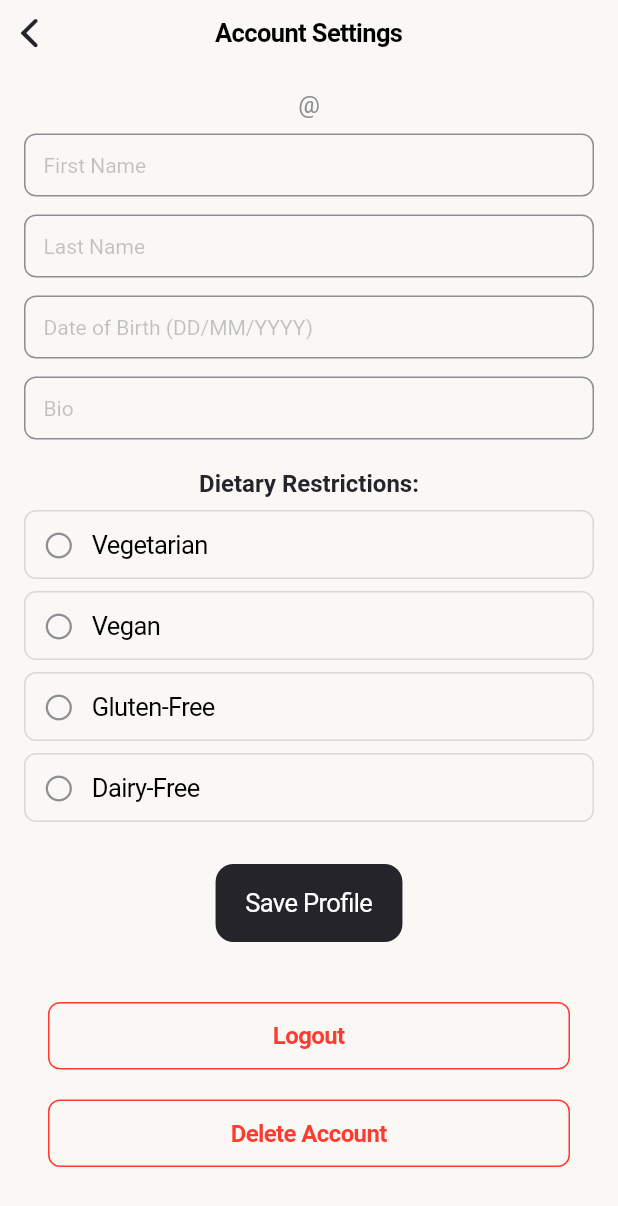
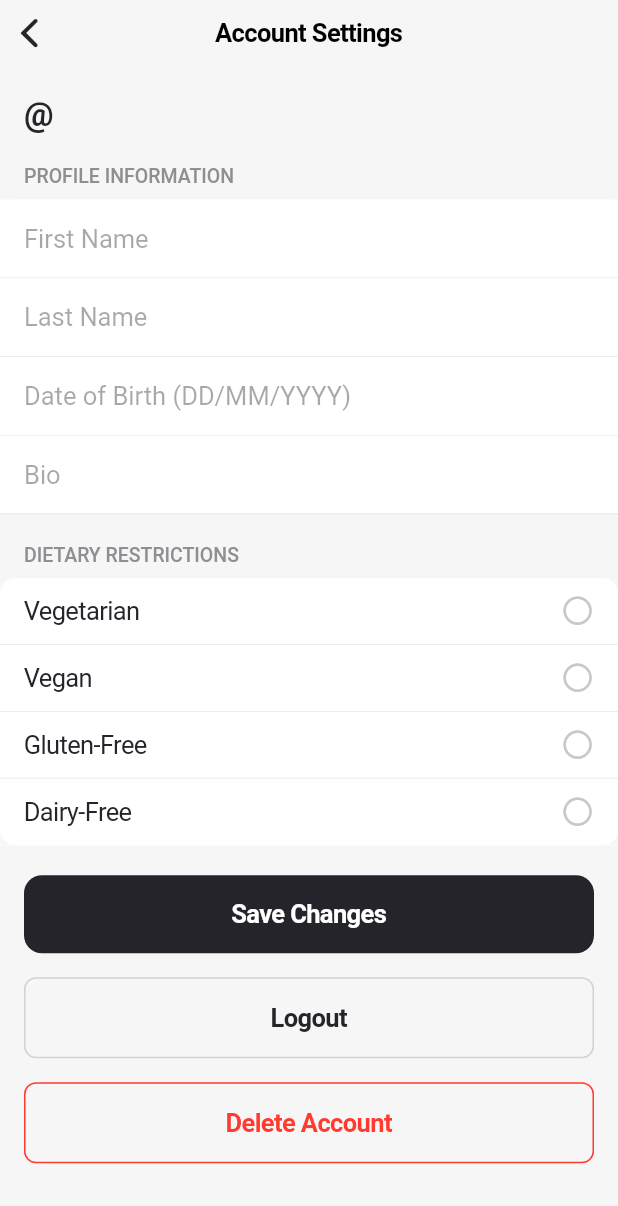
Before and after one commit to adamewp/brokebites, a Flutter app: the AccountSettingsPage screen opened by its route, on a phone screen of 412 x 824 dp. Shown: the top 1206 px of the screen. Run offline on Flutter 3.47's test engine with Material 3 defaults, Android fonts, the phone set to English and light mode, and no system bars; our stand-ins replace cached_network_image, cloud_firestore, firebase_analytics, firebase_auth, firebase_core, firebase_messaging and 6 more; accounts and stored records are empty; network calls fail; statements that could not run were skipped.

```diff
--- a/lib/main.dart
+++ b/lib/main.dart
@@ -18,8 +18,8 @@ import 'package:fluttertest/pages/otherProfile_page.dart';
 import 'package:fluttertest/pages/inspectPost_page.dart';
 import 'package:fluttertest/pages/followers_list.dart';
 import 'package:fluttertest/pages/following_list.dart';
-import 'services/messaging_service.dart';
 import 'package:firebase_analytics/firebase_analytics.dart';
+import 'package:fluttertest/pages/welcome_page.dart';
 
 // Create a global analytics instance
 final FirebaseAnalytics analytics = FirebaseAnalytics.instance;
@@ -29,9 +29,6 @@ void main() async {
   await Firebase.initializeApp(
     options: DefaultFirebaseOptions.currentPlatform,
   );
-
-  // Initialize messaging service
-  await MessagingService.initialize();
 
   // Enable analytics collection
   await analytics.setAnalyticsCollectionEnabled(true);
@@ -129,6 +126,7 @@ class MyApp extends StatelessWidget {
             isCurrentUser: args['isCurrentUser'],
           );
         },
+        '/welcome': (context) => const WelcomePage(),
       },
     );
   }
--- a/lib/pages/accountSettings_page.dart
+++ b/lib/pages/accountSettings_page.dart
@@ -34,6 +34,7 @@ class _AccountSettingsPageState extends State<AccountSettingsPage> {
   final TextEditingController _deleteConfirmController =
       TextEditingController();
   final TextEditingController _passwordController = TextEditingController();
+  bool _isLoading = false;
 
   @override
   void dispose() {
@@ -109,10 +110,11 @@ class _AccountSettingsPageState extends State<AccountSettingsPage> {
       return;
     }
 
+    setState(() => _isLoading = true);
+
     try {
       String userId = _auth.currentUser!.uid;
 
-      // Create a list of selected dietary restrictions
       List<String> selectedDietaryRestrictions = [];
       for (int i = 0; i < _selectedRestrictions.length; i++) {
         if (_selectedRestrictions[i]) {
@@ -142,8 +144,8 @@ class _AccountSettingsPageState extends State<AccountSettingsPage> {
             actions: [
               CupertinoDialogAction(
                 onPressed: () {
-                  Navigator.of(context).pop(); // Close dialog
-                  Navigator.pop(context, true); // Return to previous screen
+                  Navigator.of(context).pop();
+                  Navigator.pop(context, true);
                 },
                 child: const Text('OK'),
               ),
@@ -153,6 +155,8 @@ class _AccountSettingsPageState extends State<AccountSettingsPage> {
       );
     } catch (e) {
       _showErrorDialog('Error saving profile: $e');
+    } finally {
+      setState(() => _isLoading = false);
     }
   }
 
@@ -227,7 +231,6 @@ class _AccountSettingsPageState extends State<AccountSettingsPage> {
                 }
 
                 try {
-                  // Re-authenticate user
                   final user = _auth.currentUser!;
                   final email = user.email!;
                   final credential = EmailAuthProvider.credential(
@@ -236,24 +239,20 @@ class _AccountSettingsPageState extends State<AccountSettingsPage> {
                   );
                   await user.reauthenticateWithCredential(credential);
 
-                  // Delete user data from Firestore
                   await FirebaseFirestore.instance
                       .collection('users')
                       .doc(user.uid)
                       .delete();
 
-                  // Delete user account
                   await user.delete();
 
-                  // Clear controllers
                   _deleteConfirmController.clear();
                   _passwordController.clear();
 
-                  // Navigate to startup screen
                   Navigator.of(context)
                       .pushNamedAndRemoveUntil('/startup', (route) => false);
                 } catch (e) {
-                  Navigator.of(context).pop(); // Close the dialog
+                  Navigator.of(context).pop();
                   _showErrorDialog('Error deleting account: ${e.toString()}');
                 }
               },
@@ -266,83 +265,133 @@ class _AccountSettingsPageState extends State<AccountSettingsPage> {
     );
   }
 
+  Widget _buildTextField({
+    required TextEditingController controller,
+    required String placeholder,
+    bool isLastField = false,
+    bool obscureText = false,
+  }) {
+    return Container(
+      decoration: BoxDecoration(
+        color: CupertinoColors.white,
+        border: Border(
+          bottom: BorderSide(
+            color: CupertinoColors.systemGrey5,
+            width: isLastField ? 0 : 0.5,
+          ),
+        ),
+      ),
+      child: CupertinoTextField.borderless(
+        controller: controller,
+        placeholder: placeholder,
+        padding: const EdgeInsets.all(16),
+        obscureText: obscureText,
+        style: const TextStyle(
+          color: Color(0xFF25242A),
+          fontSize: 17,
+        ),
+        placeholderStyle: TextStyle(
+          color: const Color(0xFF25242A).withOpacity(0.4),
+          fontSize: 17,
+        ),
+      ),
+    );
+  }
+
+  Widget _buildSection(
+      {required String title, required List<Widget> children}) {
+    return Column(
+      crossAxisAlignment: CrossAxisAlignment.start,
+      children: [
+        Padding(
+          padding: const EdgeInsets.only(left: 16, bottom: 8),
+          child: Text(
+            title,
+            style: const TextStyle(
+              color: CupertinoColors.systemGrey,
+              fontSize: 13,
+              fontWeight: FontWeight.w500,
+            ),
+          ),
+        ),
+        Container(
+          decoration: BoxDecoration(
+            color: CupertinoColors.white,
+            borderRadius: BorderRadius.circular(10),
+          ),
+          child: Column(
+            children: children,
+          ),
+        ),
+        const SizedBox(height: 20),
+      ],
+    );
+  }
+
   @override
   Widget build(BuildContext context) {
     return CupertinoPageScaffold(
-      backgroundColor: const Color(0xFFFAF8F5),
+      backgroundColor: const Color(0xFFF6F6F6),
       navigationBar: const CupertinoNavigationBar(
         middle: Text('Account Settings'),
-        backgroundColor: Color(0xFFFAF8F5),
+        backgroundColor: CupertinoColors.white,
+        border: null,
       ),
       child: SafeArea(
         child: SingleChildScrollView(
-          padding: const EdgeInsets.all(16.0),
+          child: Padding(
+            padding: const EdgeInsets.symmetric(vertical: 20),
             child: Column(
+              crossAxisAlignment: CrossAxisAlignment.start,
               children: [
-              Text(
+                Padding(
+                  padding: const EdgeInsets.symmetric(horizontal: 16),
+                  child: Text(
                     '@$_username',
                     style: const TextStyle(
-                  fontSize: 16,
-                  color: CupertinoColors.systemGrey,
-                ),
-              ),
-              const SizedBox(height: 10),
-              CupertinoTextField(
-                controller: _firstNameController,
-                placeholder: 'First Name',
-                padding: const EdgeInsets.all(12),
-                decoration: BoxDecoration(
-                  border: Border.all(color: CupertinoColors.systemGrey),
-                  borderRadius: BorderRadius.circular(8),
-                ),
-              ),
-              const SizedBox(height: 12),
-              CupertinoTextField(
-                controller: _lastNameController,
-                placeholder: 'Last Name',
-                padding: const EdgeInsets.all(12),
-                decoration: BoxDecoration(
-                  border: Border.all(color: CupertinoColors.systemGrey),
-                  borderRadius: BorderRadius.circular(8),
-                ),
-              ),
-              const SizedBox(height: 12),
-              CupertinoTextField(
-                controller: _dobController,
-                placeholder: 'Date of Birth (DD/MM/YYYY)',
-                padding: const EdgeInsets.all(12),
-                decoration: BoxDecoration(
-                  border: Border.all(color: CupertinoColors.systemGrey),
-                  borderRadius: BorderRadius.circular(8),
-                ),
-              ),
-              const SizedBox(height: 12),
-              CupertinoTextField(
-                controller: _bioController,
-                placeholder: 'Bio',
-                padding: const EdgeInsets.all(12),
-                decoration: BoxDecoration(
-                  border: Border.all(color: CupertinoColors.systemGrey),
-                  borderRadius: BorderRadius.circular(8),
-                ),
-              ),
-              const SizedBox(height: 20),
-              const Text(
-                'Dietary Restrictions:',
-                style: TextStyle(
-                  fontSize: 16,
+                      fontSize: 22,
                       fontWeight: FontWeight.bold,
                       color: Color(0xFF25242A),
                     ),
                   ),
-              const SizedBox(height: 8),
-              ...List.generate(_dietaryRestrictions.length, (index) {
+                ),
+                const SizedBox(height: 20),
+                _buildSection(
+                  title: 'PROFILE INFORMATION',
+                  children: [
+                    _buildTextField(
+                      controller: _firstNameController,
+                      placeholder: 'First Name',
+                    ),
+                    _buildTextField(
+                      controller: _lastNameController,
+                      placeholder: 'Last Name',
+                    ),
+                    _buildTextField(
+                      controller: _dobController,
+                      placeholder: 'Date of Birth (DD/MM/YYYY)',
+                    ),
+                    _buildTextField(
+                      controller: _bioController,
+                      placeholder: 'Bio',
+                      isLastField: true,
+                    ),
+                  ],
+                ),
+                _buildSection(
+                  title: 'DIETARY RESTRICTIONS',
+                  children: List.generate(_dietaryRestrictions.length, (index) {
+                    bool isLast = index == _dietaryRestrictions.length - 1;
                     return Container(
-                  margin: const EdgeInsets.only(bottom: 8),
                       decoration: BoxDecoration(
-                    border: Border.all(
-                        color: CupertinoColors.systemGrey.withOpacity(0.3)),
-                    borderRadius: BorderRadius.circular(8),
+                        border: Border(
+                          bottom: BorderSide(
+                            color: isLast
+                                ? CupertinoColors.white
+                                : CupertinoColors.systemGrey5,
+                            width: 0.5,
+                          ),
+                        ),
                       ),
                       child: CupertinoButton(
                         padding: EdgeInsets.zero,
@@ -352,68 +401,94 @@ class _AccountSettingsPageState extends State<AccountSettingsPage> {
                                 !_selectedRestrictions[index];
                           });
                         },
+                        child: Padding(
+                          padding: const EdgeInsets.symmetric(
+                              horizontal: 16, vertical: 8),
                           child: Row(
+                            mainAxisAlignment: MainAxisAlignment.spaceBetween,
                             children: [
-                        const SizedBox(width: 12),
+                              Text(
+                                _dietaryRestrictions[index],
+                                style: const TextStyle(
+                                  color: Color(0xFF25242A),
+                                  fontSize: 17,
+                                ),
+                              ),
                               Icon(
                                 _selectedRestrictions[index]
                                     ? CupertinoIcons.checkmark_circle_fill
                                     : CupertinoIcons.circle,
                                 color: _selectedRestrictions[index]
-                              ? CupertinoColors.activeBlue
-                              : CupertinoColors.systemGrey,
-                        ),
-                        const SizedBox(width: 12),
-                        Text(
-                          _dietaryRestrictions[index],
-                          style: TextStyle(
-                            color: _selectedRestrictions[index]
-                                ? CupertinoColors.activeBlue
-                                : CupertinoColors.black,
-                          ),
+                                    ? const Color(0xFF25242A)
+                                    : CupertinoColors.systemGrey3,
+                                size: 22,
                               ),
                             ],
                           ),
                         ),
+                      ),
                     );
                   }),
-              const SizedBox(height: 20),
-              CupertinoButton.filled(
-                onPressed: _saveUserProfile,
-                child: const Text('Save Profile'),
                 ),
-              const SizedBox(height: 40),
+                Padding(
+                  padding: const EdgeInsets.symmetric(horizontal: 16),
+                  child: Column(
+                    children: [
+                      SizedBox(
+                        width: double.infinity,
+                        child: CupertinoButton.filled(
+                          padding: const EdgeInsets.symmetric(vertical: 16),
+                          onPressed: _isLoading ? null : _saveUserProfile,
+                          child: _isLoading
+                              ? const CupertinoActivityIndicator(
+                                  color: CupertinoColors.white)
+                              : const Text(
+                                  'Save Changes',
+                                  style: TextStyle(
+                                    fontSize: 17,
+                                    fontWeight: FontWeight.w600,
+                                  ),
+                                ),
+                        ),
+                      ),
+                      const SizedBox(height: 16),
                       CupertinoButton(
-                padding: const EdgeInsets.symmetric(horizontal: 16.0),
+                        padding: EdgeInsets.zero,
                         onPressed: _handleLogout,
                         child: Container(
                           width: double.infinity,
-                  padding: const EdgeInsets.symmetric(vertical: 12.0),
+                          padding: const EdgeInsets.symmetric(vertical: 16),
                           decoration: BoxDecoration(
-                    border: Border.all(color: CupertinoColors.destructiveRed),
+                            border: Border.all(
+                              color: CupertinoColors.systemGrey4,
+                              width: 1,
+                            ),
                             borderRadius: BorderRadius.circular(8),
                           ),
                           child: const Center(
                             child: Text(
                               'Logout',
                               style: TextStyle(
-                        color: CupertinoColors.destructiveRed,
-                        fontSize: 16,
+                                color: Color(0xFF25242A),
+                                fontSize: 17,
                                 fontWeight: FontWeight.w600,
                               ),
                             ),
                           ),
                         ),
                       ),
-              const SizedBox(height: 20),
+                      const SizedBox(height: 16),
                       CupertinoButton(
-                padding: const EdgeInsets.symmetric(horizontal: 16.0),
+                        padding: EdgeInsets.zero,
                         onPressed: _handleDeleteAccount,
                         child: Container(
                           width: double.infinity,
-                  padding: const EdgeInsets.symmetric(vertical: 12.0),
+                          padding: const EdgeInsets.symmetric(vertical: 16),
                           decoration: BoxDecoration(
-                    border: Border.all(color: CupertinoColors.destructiveRed),
+                            border: Border.all(
+                              color: CupertinoColors.destructiveRed,
+                              width: 1,
+                            ),
                             borderRadius: BorderRadius.circular(8),
                           ),
                           child: const Center(
@@ -421,15 +496,18 @@ class _AccountSettingsPageState extends State<AccountSettingsPage> {
                               'Delete Account',
                               style: TextStyle(
                                 color: CupertinoColors.destructiveRed,
-                        fontSize: 16,
+                                fontSize: 17,
                                 fontWeight: FontWeight.w600,
                               ),
                             ),
                           ),
                         ),
                       ),
-              const SizedBox(height: 20),
                     ],
+                  ),
+                ),
+              ],
+            ),
           ),
         ),
       ),
```
Also changed, not shown: lib/pages/login_page.dart (+10 -1 lines), lib/pages/signup_page.dart (+4 -3 lines), lib/pages/welcome_page.dart (added, +376 -0 lines). Lines whose indentation alone changed are shown as unchanged.
